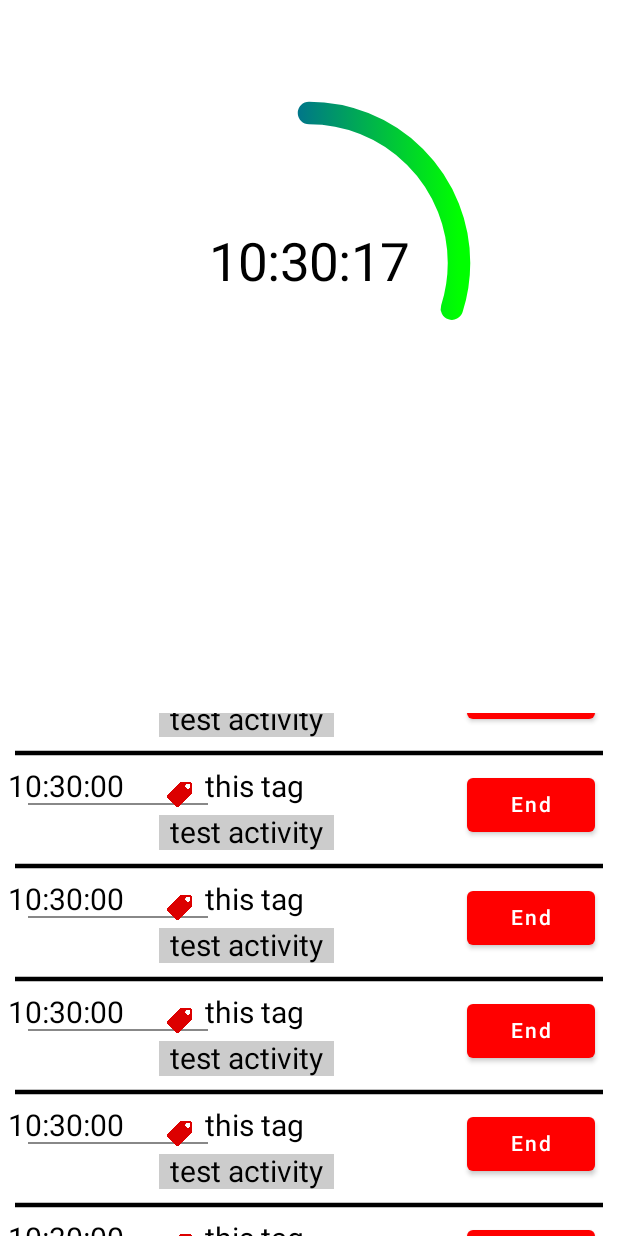
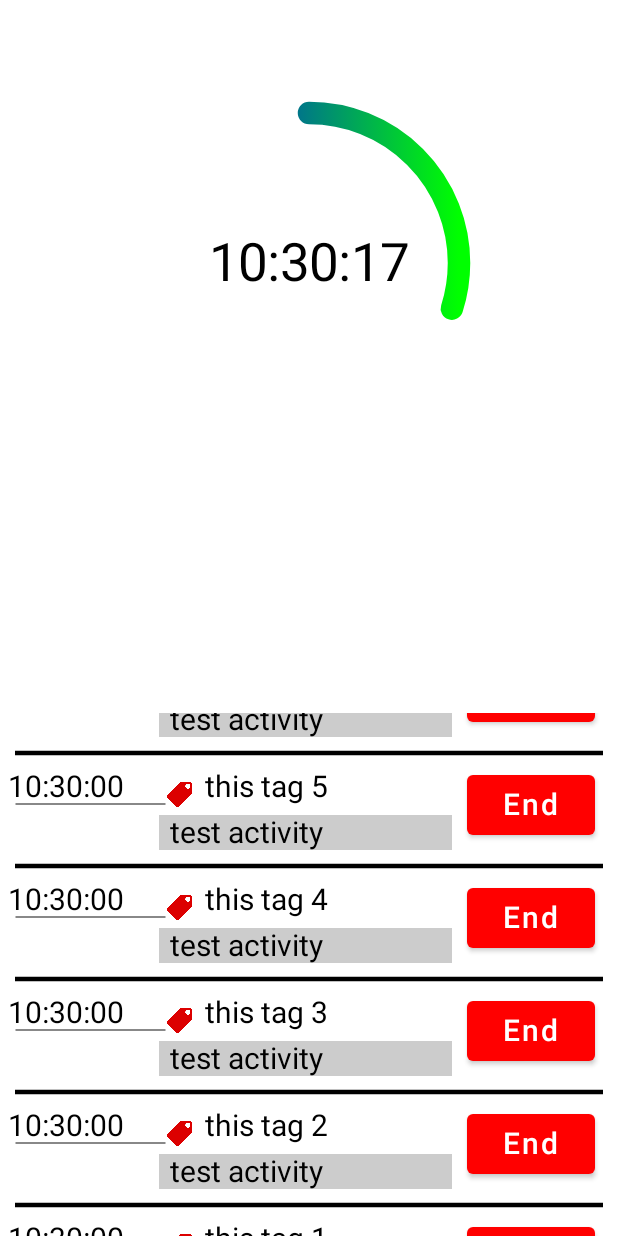
Before and after one commit to Flash-Kaa/DayTime, an Android app built with Jetpack Compose: the screen it shows after launch (MainActivity), scrolled down 732 dp, on a phone screen of 412 x 824 dp. Run offline under Robolectric (Android 15) with nearby library versions, the phone set to English and light mode, and no system bars; libraries missing offline, so code that uses them is left out: com.jakewharton.threetenabp; 1 statement that could not run was skipped.

```diff
--- a/app/src/main/java/com/flasshka/daytime/Activity.kt
+++ b/app/src/main/java/com/flasshka/daytime/Activity.kt
@@ -1,15 +1,16 @@
 package com.flasshka.daytime
 
+import android.util.DisplayMetrics
+import android.util.Log
 import androidx.compose.foundation.Canvas
 import androidx.compose.foundation.Image
 import androidx.compose.foundation.background
+import androidx.compose.foundation.clickable
 import androidx.compose.foundation.layout.*
 import androidx.compose.material.Button
 import androidx.compose.material.ButtonDefaults
 import androidx.compose.material.Text
-import androidx.compose.runtime.Composable
-import androidx.compose.runtime.MutableState
-import androidx.compose.runtime.mutableStateOf
+import androidx.compose.runtime.*
 import androidx.compose.ui.Modifier
 import androidx.compose.ui.geometry.Offset
 import androidx.compose.ui.graphics.Color
@@ -20,43 +21,83 @@ import org.threeten.bp.LocalTime
 
 class Activity(
     private val tag: String, private val description: String,
-    private val startTime: LocalTime, private val endTime: MutableState<LocalTime?> = mutableStateOf(null)) {
+    private val startTime: LocalTime, private val endTime: MutableState<LocalTime?> = mutableStateOf(null)
+) {
+    companion object {
+        var startLineBetweenTimes = 5.dp
+        var lenLineBetweenTimes = 100.dp
+        var tagSize = 20.dp
+        var deleteAndRepeatButtonsStize = 40.dp
+    }
 
     @Composable
     fun Draw(
         fontSize: TextUnit,
-        modifier: Modifier = Modifier,
+        displayWidth: DisplayMetrics
     ) {
         Row(
-            modifier = modifier.padding(5.dp).fillMaxWidth()
+            modifier = Modifier
+                .padding(5.dp)
+                .fillMaxWidth()
         ) {
+
+            DrawTime(fontSize = fontSize)
+            DrawTagWithDescription(fontSize = fontSize)
+
+            if(endTime.value == null) {
+                DrawButtonToEndTimer(fontSize = fontSize)
+            }
+            else {
+                DrawDeleteAndRepeatButtons(displayWidth)
+            }
+        }
+    }
+
+    @Composable
+    private fun DrawTime(fontSize: TextUnit) {
         Column(modifier = Modifier.fillMaxWidth(0.25f)) {
             Text(text = startTime.format(Clock.timeFormatter), fontSize = fontSize)
 
             Canvas(modifier = Modifier) {
-                    drawLine(Color.Gray, Offset( 20f, 0f), Offset(200f, 0f), strokeWidth = 2f)
+                drawLine(
+                    color = Color.Gray,
+                    start =  Offset( startLineBetweenTimes.toPx(), 0f),
+                    end = Offset(lenLineBetweenTimes.toPx() + startLineBetweenTimes.toPx(), 0f),
+                    strokeWidth = 2f
+                )
             }
-                endTime.value?.let { Text(text = it.format(Clock.timeFormatter), fontSize = fontSize)}
+            endTime.value?.let {
+                Text(text = it.format(Clock.timeFormatter), fontSize = fontSize)
+            }
+        }
     }
 
+    @Composable
+    private fun DrawTagWithDescription(fontSize: TextUnit) {
         Column(modifier = Modifier.fillMaxWidth(0.65f)) {
-                Row(){
+            Row {
                 Image(
-                        modifier = Modifier.padding(5.dp).size(20.dp),
+                    modifier = Modifier
+                        .padding(5.dp)
+                        .size(tagSize),
                     painter = painterResource(id = R.drawable.tag),
                     contentDescription = "tag"
                 )
                 Text(text = tag, fontSize = fontSize)
             }
+
             Text(
                 text = description,
                 fontSize = fontSize,
                 modifier = Modifier
                     .background(Color.LightGray)
+                    .fillMaxWidth()
                     .padding(horizontal = 7.dp, vertical = 0.dp))
         }
+    }
 
-            if(endTime.value == null) {
+    @Composable
+    private fun DrawButtonToEndTimer(fontSize: TextUnit) {
         Button(
             onClick = { endTime.value = LocalTime.now() },
             colors = ButtonDefaults.buttonColors(backgroundColor = Color.Red, contentColor = Color.White),
@@ -64,21 +105,49 @@ class Activity(
                 .fillMaxWidth()
                 .padding(horizontal = 10.dp)
         ) {
-                    Text(text = "End", color = Color.White)
+            Text(text = "End", color = Color.White, fontSize = fontSize)
         }
     }
-            else {
+
+    @Composable
+    private fun DrawDeleteAndRepeatButtons(displayWidth: DisplayMetrics) {
         Image(
-                    modifier = Modifier.padding(5.dp).size(40.dp),
-                    painter = painterResource(id = R.drawable.delete),
-                    contentDescription = "delete"
+            modifier = Modifier
+                .padding(5.dp)
+                .size(deleteAndRepeatButtonsStize)
+                .clickable {
+                    val newActivity = Activity(
+                        tag = tag,
+                        description = description,
+                        startTime = LocalTime.now()
                     )
+
+                    ListActivities.Add(newActivity)
+                    Log.d(
+                        LogTags.ActivityChangeTag,
+                        "added $newActivity [tag: $tag; description: $description; timeStart: $startTime; endTime: $endTime], new len: ${ListActivities.Count()}"
+                    )
+                    ListActivities.RedrawList()
+                },
+            painter = painterResource(id = R.drawable.repeat),
+            contentDescription = "repeat"
+        )
+
         Image(
-                    modifier = Modifier.padding(5.dp).size(40.dp),
+            modifier = Modifier
+                .padding(5.dp)
+                .size(deleteAndRepeatButtonsStize)
+                .clickable {
+                    ListActivities.Remove(this)
+                    Log.d(
+                        LogTags.ActivityChangeTag,
+                        "removed $this [tag: $tag; description: $description; timeStart: $startTime; endTime: $endTime], new len: ${ListActivities.Count()}"
+                    )
+
+                    ListActivities.RedrawList()
+               },
             painter = painterResource(id = R.drawable.delete),
             contentDescription = "delete"
         )
     }
 }
-    }
-}
--- a/app/src/main/java/com/flasshka/daytime/Clock.kt
+++ b/app/src/main/java/com/flasshka/daytime/Clock.kt
@@ -17,7 +17,6 @@ import org.threeten.bp.LocalTime
 import org.threeten.bp.format.DateTimeFormatter
 
 class Clock {
-
     companion object {
         val timeFormatter = DateTimeFormatter.ofPattern("HH:mm:ss")
     }
@@ -32,7 +31,7 @@ class Clock {
         MainScope().launch {
             while (true) {
                 timeState.value = LocalTime.now()
-                Log.d("test", timeState.value.format(timeFormatter))
+                Log.d(LogTags.TimeTag, timeState.value.format(timeFormatter))
                 delay(100)
             }
         }
--- a/app/src/main/java/com/flasshka/daytime/ListActivities.kt
+++ b/app/src/main/java/com/flasshka/daytime/ListActivities.kt
@@ -1,13 +1,16 @@
 package com.flasshka.daytime
 
 import android.util.DisplayMetrics
+import android.util.Log
 import androidx.compose.foundation.Canvas
 import androidx.compose.foundation.ScrollState
 import androidx.compose.foundation.layout.Column
 import androidx.compose.foundation.layout.fillMaxWidth
 import androidx.compose.foundation.layout.padding
+import androidx.compose.foundation.lazy.LazyColumn
+import androidx.compose.foundation.lazy.items
 import androidx.compose.foundation.verticalScroll
-import androidx.compose.runtime.Composable
+import androidx.compose.runtime.*
 import androidx.compose.ui.Modifier
 import androidx.compose.ui.geometry.Offset
 import androidx.compose.ui.graphics.Color
@@ -15,24 +18,46 @@ import androidx.compose.ui.unit.dp
 import androidx.compose.ui.unit.sp
 
 object ListActivities {
+    var offset = 10.dp
+    var strokeWidth = 3.dp
+    var fontSize = 20.sp
 
-    val activities = mutableListOf<Activity>()
+    private val activities = mutableListOf<Activity>()
+    private var changeToRedraw by mutableStateOf(false)
+
+    fun RedrawList() {
+        changeToRedraw = !changeToRedraw
+    }
+
+    fun Add(element: Activity) = activities.add(0, element)
+
+    fun Remove(element: Activity) = activities.remove(element)
+    fun Remove(index: Int) = activities.removeAt(index)
+
+    fun Count() = activities.size
 
     @Composable
-    fun DrawActivities(displayWidth: Float) {
-        Column(
-            modifier = Modifier.verticalScroll(ScrollState(0))
+    fun DrawActivities(displayWidth: DisplayMetrics) {
+        Log.d(LogTags.ActivityChangeTag, "createLazyList")
+
+        LazyColumn(
         ) {
-            for (activity in activities) {
-                Canvas(modifier = Modifier.padding(vertical = 5.dp)) {
-                    drawLine(
-                        color = Color.Black,
-                        start = Offset(10.dp.toPx(), 0f),
-                        end = Offset(displayWidth - 10.dp.toPx(), 0f),
-                        strokeWidth = 3.dp.toPx()
-                    )
+            if(changeToRedraw || !changeToRedraw) {
+                Log.d(LogTags.ActivityChangeTag, "drawActivities")
+
+                items(activities) { activity ->
+                    Log.d(LogTags.ActivityChangeTag, "drawActivity $activity")
+
+                    Canvas(modifier = Modifier.padding(vertical = 5.dp)) {
+                        drawLine(
+                            color = Color.Black,
+                            start = Offset(offset.toPx(), 0f),
+                            end = Offset(displayWidth.widthPixels.toFloat() - offset.toPx(), 0f),
+                            strokeWidth = strokeWidth.toPx()
+                        )
+                    }
+                    activity.Draw(fontSize = fontSize, displayWidth = displayWidth)
                 }
-                activity.Draw(fontSize = 20.sp, modifier = Modifier.fillMaxWidth())
             }
         }
     }
--- /dev/null
+++ b/app/src/main/java/com/flasshka/daytime/LogTags.kt
@@ -0,0 +1,7 @@
+package com.flasshka.daytime
+
+object LogTags {
+    private val globalLogTag = "LogTag_For:"
+    val TimeTag = globalLogTag + "Time"
+    val ActivityChangeTag = globalLogTag + "ActivityChange"
+}
--- a/app/src/main/java/com/flasshka/daytime/MainActivity.kt
+++ b/app/src/main/java/com/flasshka/daytime/MainActivity.kt
@@ -45,10 +45,10 @@ class MainActivity : ComponentActivity() {
 
                 Spacer(modifier = Modifier.size(0.dp, 200.dp))
                 for(i in 1..15) {
-                    val act = Activity("this tag", "test activity", LocalTime.now())
-                    ListActivities.activities.add(act)
+                    val act = Activity("this tag $i", "test activity", LocalTime.now())
+                    ListActivities.Add(act)
                 }
-                ListActivities.DrawActivities(displayMetrics.widthPixels.toFloat())
+                ListActivities.DrawActivities(displayMetrics)
             }
 
         }
```
Also changed, not shown: app/src/main/res/drawable/repeat.png (added). Lines whose indentation alone changed are shown as unchanged.
